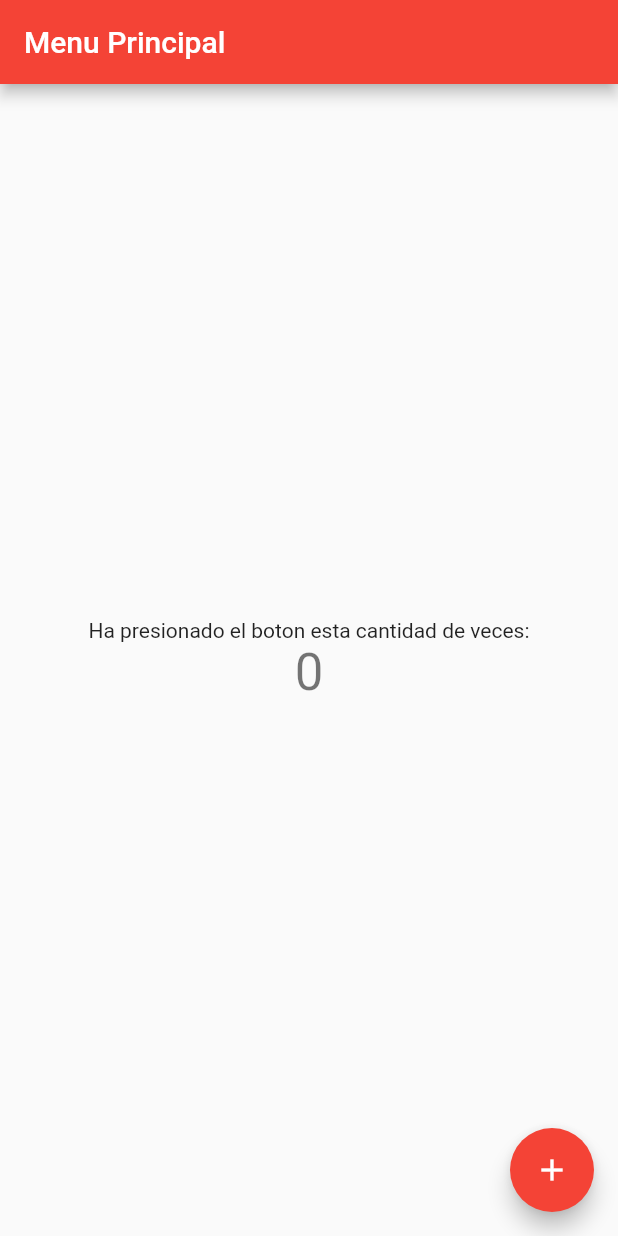
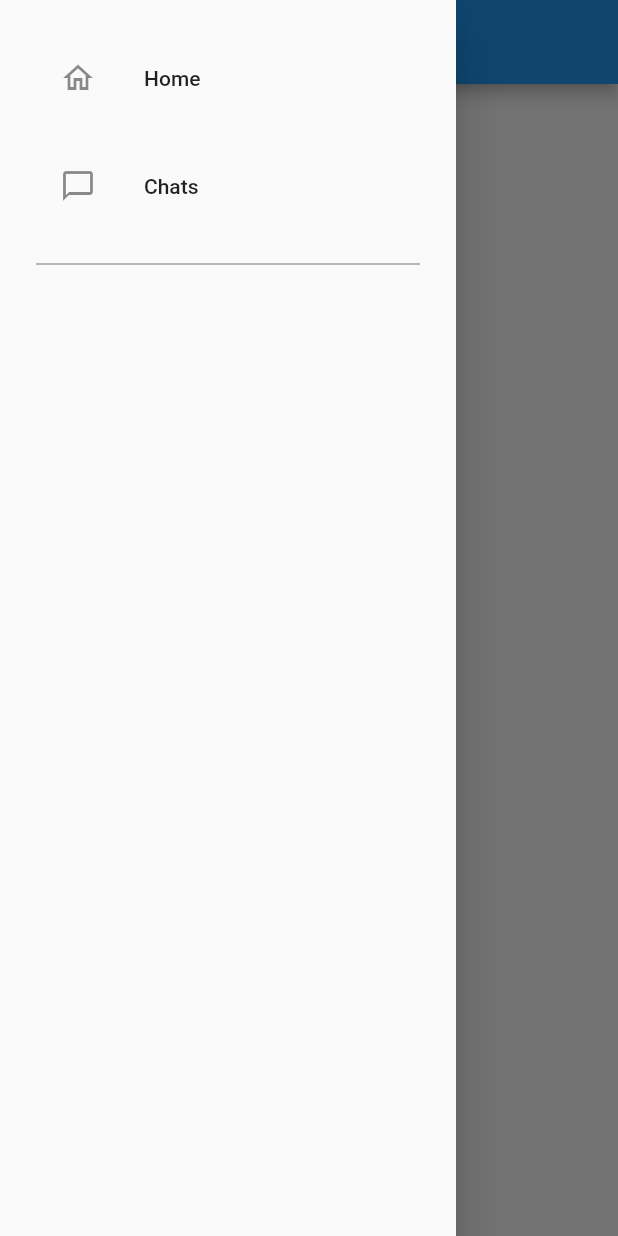
Before and after one commit to Eycer1/kamely, a Flutter app: the screen it shows after launch, with the side drawer open (before the commit the screen has no drawer), on a phone screen of 412 x 824 dp. Run offline on Flutter 3.47's test engine with Material 2 defaults, Android fonts, the phone set to English and light mode, and no system bars.

Commit message:
SideBar Structure

```diff
--- a/lib/main.dart
+++ b/lib/main.dart
@@ -1,65 +1,86 @@
 import 'package:flutter/material.dart';
 
 void main() {
-  runApp(const MyApp());
+  runApp(const App());
 }
 
-class MyApp extends StatelessWidget {
-  const MyApp({super.key});
+class App extends StatelessWidget {
+  const App({super.key});
+
   @override
   Widget build(BuildContext context) {
-    return MaterialApp(
-      title: 'Flutter Demo',
-      theme: ThemeData(
-        primarySwatch: Colors.red,
-      ),
-      home: const MyHomePage(title: 'Menu Principal'),
+    return MaterialApp(title: 'Kamely App', home: HomePage());
+  }
+}
+
+class HomePage extends StatelessWidget {
+  const HomePage({super.key});
+
+  @override
+  Widget build(BuildContext context) {
+    return Scaffold(
+      appBar: AppBar(),
+      body: const Text('Home'),
+      drawer: const NavigationDrawer(),
     );
   }
 }
 
-class MyHomePage extends StatefulWidget {
-  const MyHomePage({super.key, required this.title});
-  final String title;
-
-  @override
-  State<MyHomePage> createState() => _MyHomePageState();
-}
-
-class _MyHomePageState extends State<MyHomePage> {
-  int _counter = 0;
-
-  void _incrementCounter() {
-    setState(() {
-      _counter++;
-    });
-  }
+class ChatPage extends StatelessWidget {
+  const ChatPage({super.key});
 
   @override
   Widget build(BuildContext context) {
     return Scaffold(
-      appBar: AppBar(
-        title: Text(widget.title),
-      ),
-      body: Center(
-        child: Column(
-          mainAxisAlignment: MainAxisAlignment.center,
-          children: <Widget>[
-            const Text(
-              'Ha presionado el boton esta cantidad de veces:',
-            ),
-            Text(
-              '$_counter',
-              style: Theme.of(context).textTheme.headline4,
-            ),
-          ],
-        ),
-      ),
-      floatingActionButton: FloatingActionButton(
-        onPressed: _incrementCounter,
-        tooltip: 'Increment',
-        child: const Icon(Icons.add),
-      ),
+      appBar: AppBar(),
+      body: const Text('Chats'),
+      drawer: const NavigationDrawer(),
     );
   }
 }
+
+class NavigationDrawer extends StatelessWidget {
+  const NavigationDrawer({super.key});
+
+  @override
+  Widget build(BuildContext context) {
+    return Drawer(
+        child: Column(
+      crossAxisAlignment: CrossAxisAlignment.stretch,
+      children: <Widget>[
+        buildHeader(context),
+        buildMenuItems(context),
+      ],
+    ));
+  }
+}
+
+Widget buildHeader(BuildContext context) => Container(
+      padding: EdgeInsets.only(top: MediaQuery.of(context).padding.top),
+    );
+
+Widget buildMenuItems(BuildContext context) => Container(
+    padding: const EdgeInsets.all(24),
+    child: Wrap(
+      runSpacing: 16,
+      children: [
+        ListTile(
+          leading: const Icon(Icons.home_outlined),
+          title: const Text('Home'),
+          onTap: () => Navigator.of(context).pushReplacement(
+              MaterialPageRoute(builder: (context) => const HomePage())),
+        ),
+        ListTile(
+            leading: const Icon(Icons.chat_bubble_outline_outlined),
+            title: const Text('Chats'),
+            onTap: () {
+              Navigator.pop(context);
+              Navigator.of(context).push(MaterialPageRoute(
+                builder: (context) => const ChatPage(),
+              ));
+            }),
+        const Divider(
+          color: Colors.black54,
+        )
+      ],
+    ));
```
